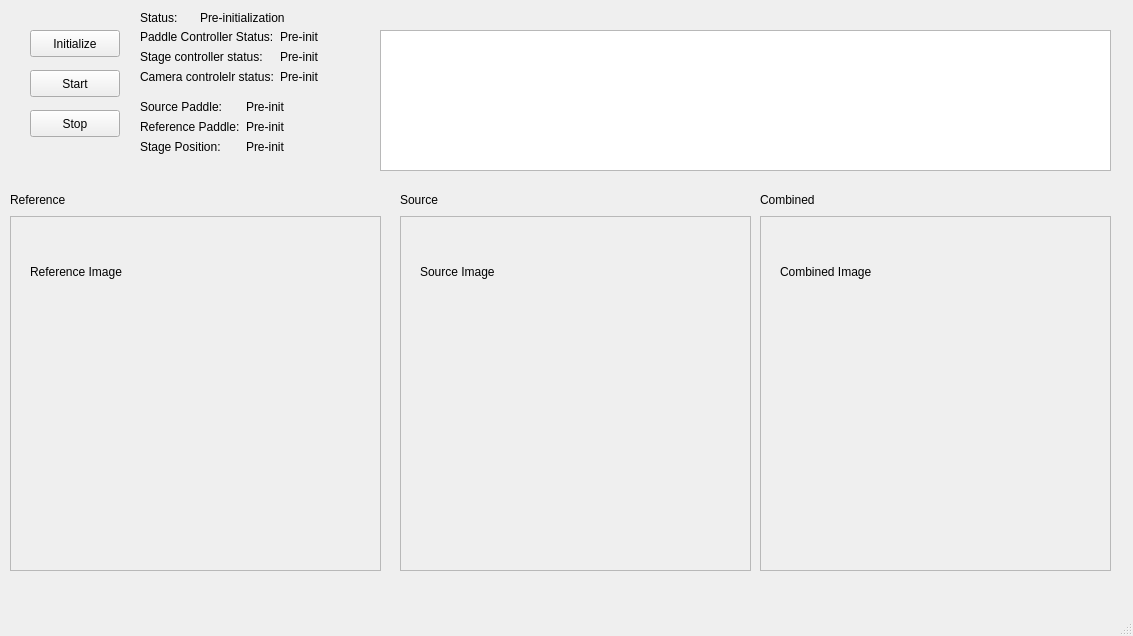
Above: autofalloff/assets/basic_layout.ui from WasatchPhotonics/AutoFallOff before the change. Below: the same form after it.
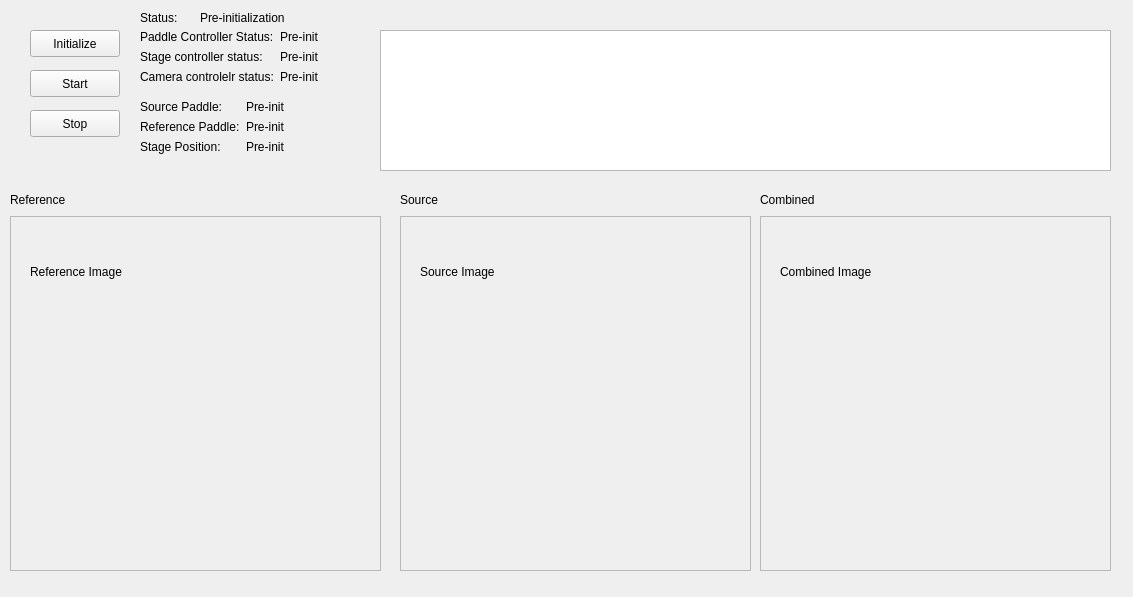
That is the form after the change.

Commit message: updated display sizes

The edit to the form file:
```diff
--- a/autofalloff/assets/basic_layout.ui
+++ b/autofalloff/assets/basic_layout.ui
@@ -7,7 +7,7 @@
     <x>0</x>
     <y>0</y>
     <width>1133</width>
-    <height>636</height>
+    <height>597</height>
    </rect>
   </property>
   <property name="windowTitle">
@@ -420,7 +420,6 @@
     </rect>
    </property>
   </widget>
-  <widget class="QStatusBar" name="statusbar"/>
  </widget>
  <resources/>
  <connections/>
```
The commit also changes 2 other files.
